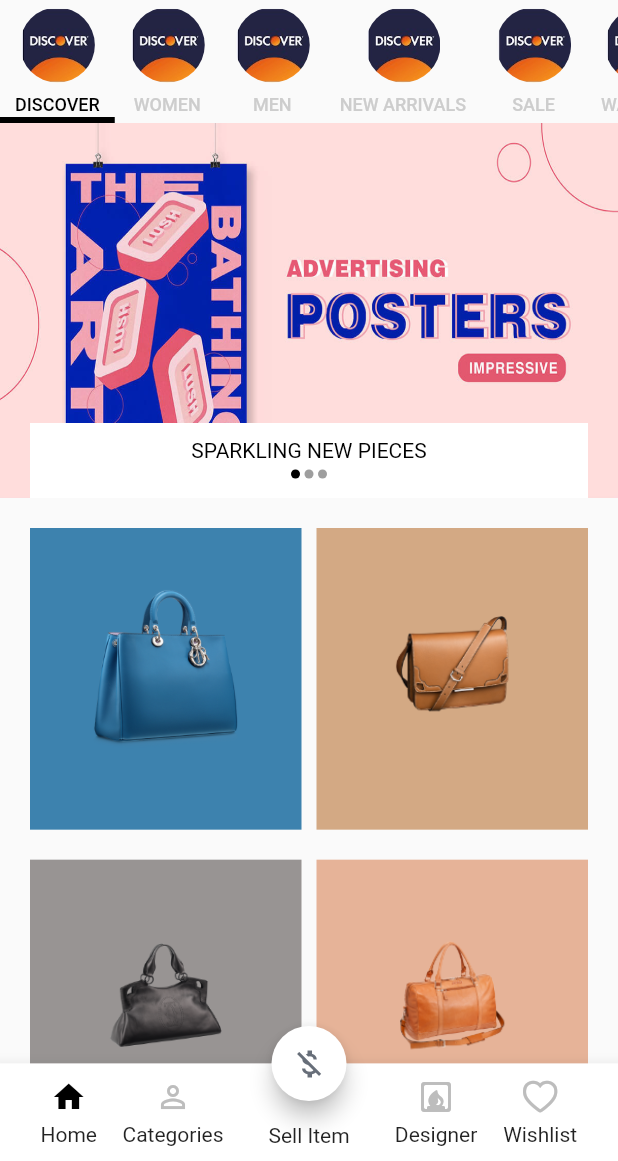
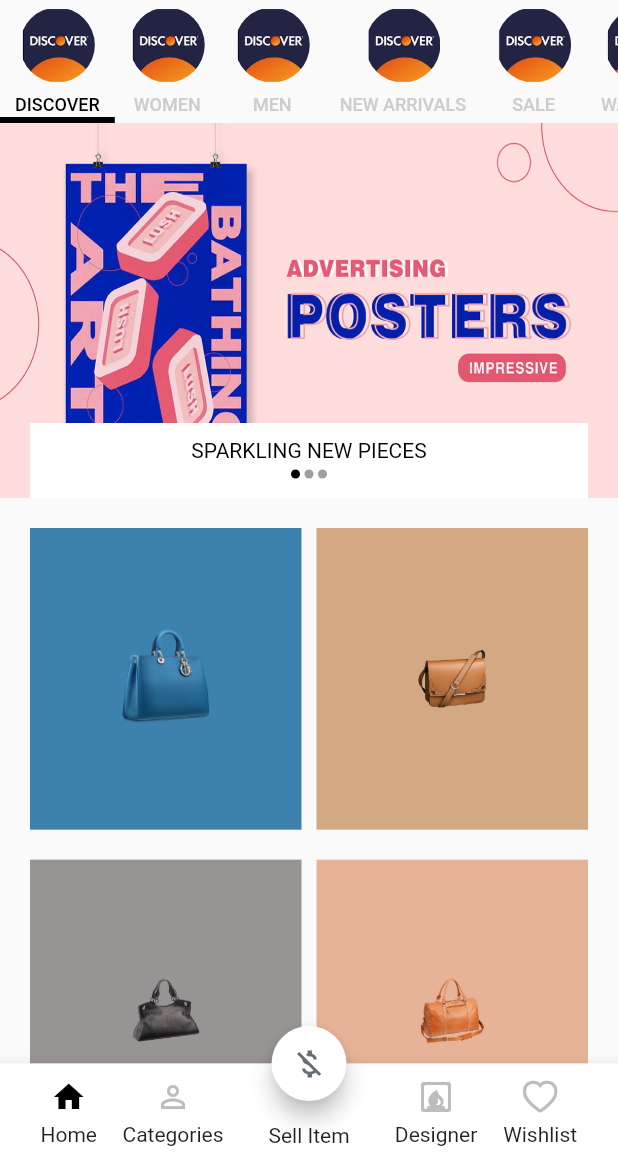
Before and after one commit to phatnguyen1006/Joolux_App__v1, a Flutter app: the screen it shows after launch, on a phone screen of 412 x 824 dp, the part 75-1236 px from its top. Run offline on Flutter 3.47's test engine with Material 2 defaults, Android fonts, the phone set to English and light mode, and no system bars; our stand-ins replace flutter_svg; Roboto replaces fonts that are missing (Playfair Display, Varela).

Commit message:
Huy fix gridView

```diff
--- a/lib/widgets/Home/components/Common/image_card.dart
+++ b/lib/widgets/Home/components/Common/image_card.dart
@@ -39,7 +39,7 @@ class ImageCard extends StatelessWidget {
     return GestureDetector(
       onTap: () => press(),
       child: Column(
-        crossAxisAlignment: CrossAxisAlignment.start,
+        crossAxisAlignment: CrossAxisAlignment.center,
         children: [
           Expanded(
             child: Container(
@@ -47,16 +47,11 @@ class ImageCard extends StatelessWidget {
                 color: product.color,
                 borderRadius: BorderRadius.circular(0),
               ),
-              child: Column(
-                mainAxisAlignment: MainAxisAlignment.start,
-                crossAxisAlignment: CrossAxisAlignment.center,
-                mainAxisSize: MainAxisSize.max,
-                children: [
-                  Padding(
-                    padding: const EdgeInsets.all(40),
-                    child: Image.asset(product.image),
-                  ),
-                ],
+              child: Center(
+                child: Padding(
+                  padding: const EdgeInsets.all(60),
+                  child: Image.asset(product.image),
+                ),
               ),
             ),
           ),
```
